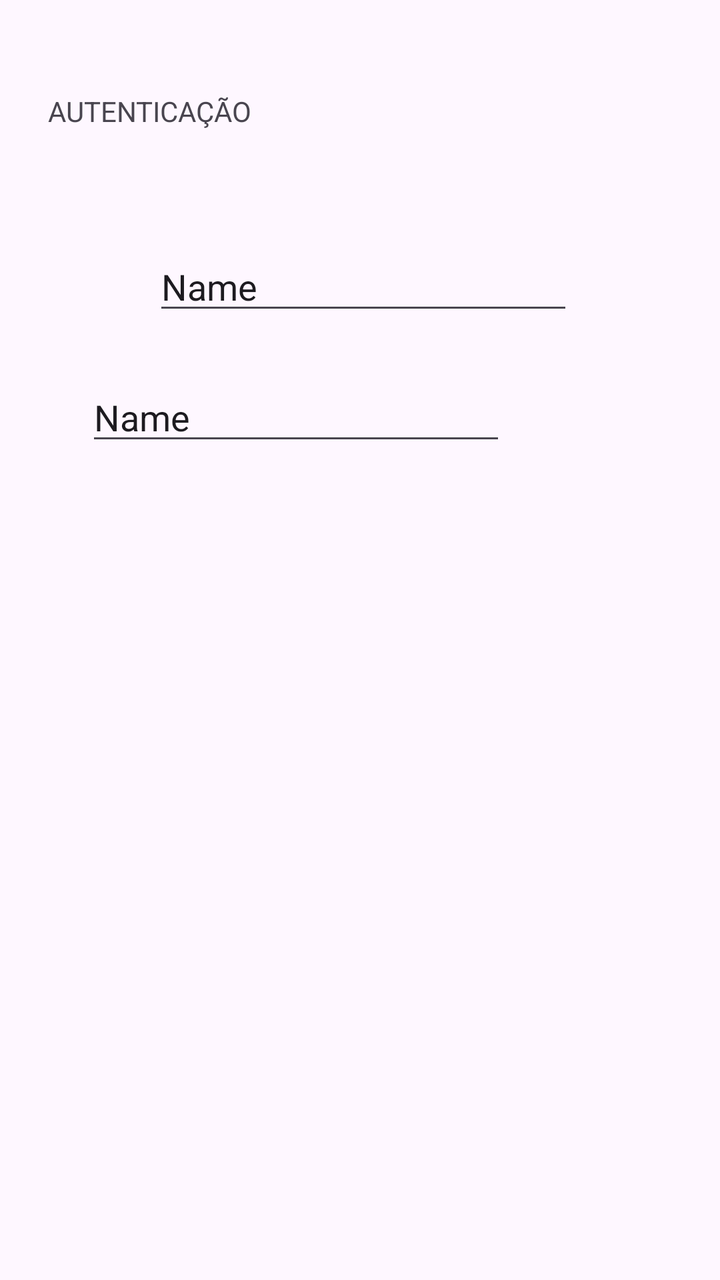
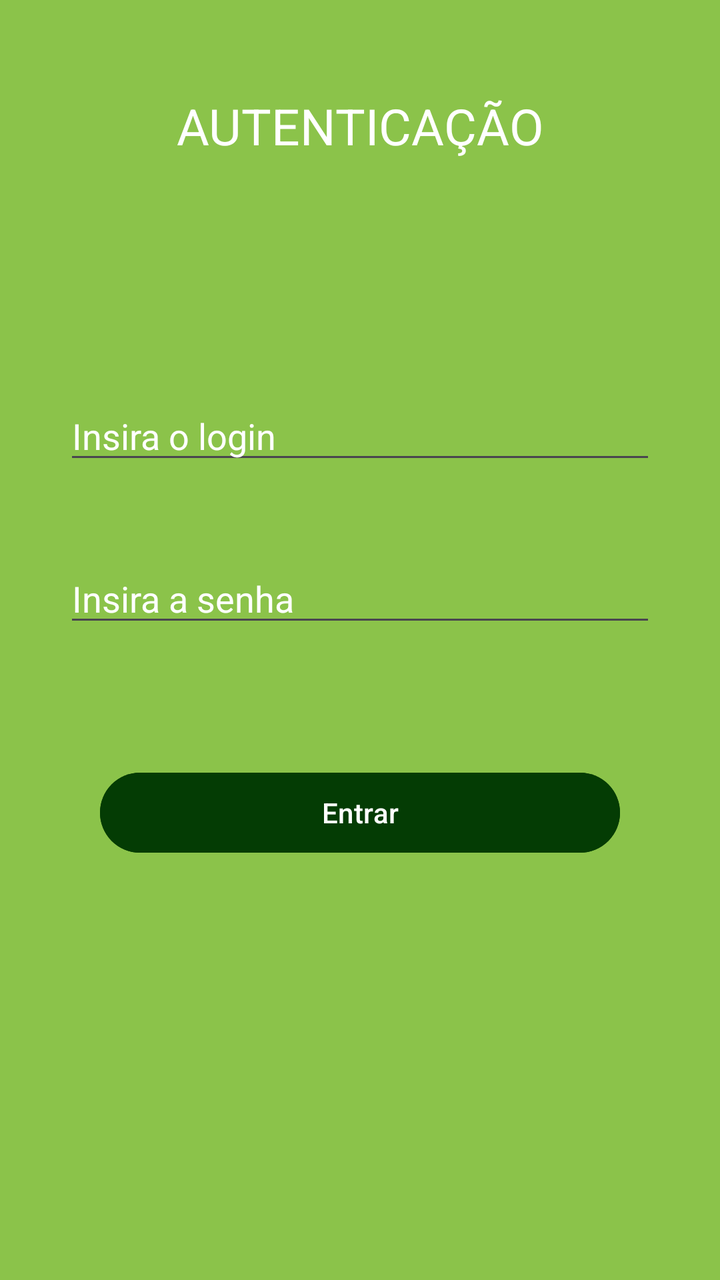

Two renders of the same Android screen: before a commit and after it. Below are the layout's source before the change and the commit's diff.
<!-- AndroidManifest.xml: application theme Theme.AppLogin -->
<!-- res/layout/activity_login.xml -->
<?xml version="1.0" encoding="utf-8"?>
<androidx.constraintlayout.widget.ConstraintLayout xmlns:android="http://schemas.android.com/apk/res/android"
    xmlns:app="http://schemas.android.com/apk/res-auto"
    xmlns:tools="http://schemas.android.com/tools"
    android:layout_width="match_parent"
    android:layout_height="match_parent">


    <TextView
        android:id="@+id/txtTituloLogin"
        android:layout_width="match_parent"
        android:layout_height="wrap_content"
        android:layout_marginStart="24dp"
        android:layout_marginTop="46dp"
        android:layout_marginEnd="24dp"
        android:text="AUTENTICAÇÃO"
        app:layout_constraintEnd_toEndOf="parent"
        app:layout_constraintStart_toStartOf="parent"
        app:layout_constraintTop_toTopOf="parent" />

    <EditText
        android:id="@+id/edtInserirLogin"
        android:layout_width="wrap_content"
        android:layout_height="wrap_content"
        android:layout_marginStart="102dp"
        android:layout_marginTop="56dp"
        android:layout_marginEnd="99dp"
        android:ems="10"
        android:inputType="text"
        android:text="Name"
        app:layout_constraintEnd_toEndOf="parent"
        app:layout_constraintStart_toStartOf="parent"
        app:layout_constraintTop_toBottomOf="@+id/txtTituloLogin" />

    <EditText
        android:id="@+id/edtInserirSenha"
        android:layout_width="wrap_content"
        android:layout_height="wrap_content"
        android:layout_marginStart="94dp"
        android:layout_marginTop="24dp"
        android:layout_marginEnd="107dp"
        android:ems="10"
        android:inputType="text"
        android:text="Name"
        app:layout_constraintEnd_toEndOf="parent"
        app:layout_constraintHorizontal_bias="1.0"
        app:layout_constraintStart_toStartOf="parent"
        app:layout_constraintTop_toBottomOf="@+id/edtInserirLogin" />
</androidx.constraintlayout.widget.ConstraintLayout>
<!-- resources referenced by this layout -->
<resources>
  <style name="Theme.AppLogin" parent="Base.Theme.AppLogin" />
  <style name="Base.Theme.AppLogin" parent="Theme.Material3.DayNight.NoActionBar">
          
          
      </style>
</resources>

<!-- the commit's change to res/layout/activity_login.xml (unified diff, before → after) -->
@@ -3,7 +3,8 @@
     xmlns:app="http://schemas.android.com/apk/res-auto"
     xmlns:tools="http://schemas.android.com/tools"
     android:layout_width="match_parent"
-    android:layout_height="match_parent">
+    android:layout_height="match_parent"
+    android:background="#8BC34A">
 
 
     <TextView
@@ -14,36 +15,56 @@
         android:layout_marginTop="46dp"
         android:layout_marginEnd="24dp"
         android:text="AUTENTICAÇÃO"
+        android:textAlignment="center"
+        android:textColor="@color/white"
+        android:textSize="25sp"
         app:layout_constraintEnd_toEndOf="parent"
         app:layout_constraintStart_toStartOf="parent"
         app:layout_constraintTop_toTopOf="parent" />
 
     <EditText
         android:id="@+id/edtInserirLogin"
-        android:layout_width="wrap_content"
+        android:layout_width="match_parent"
         android:layout_height="wrap_content"
-        android:layout_marginStart="102dp"
-        android:layout_marginTop="56dp"
-        android:layout_marginEnd="99dp"
+        android:layout_marginStart="32dp"
+        android:layout_marginTop="116dp"
+        android:layout_marginEnd="32dp"
         android:ems="10"
+        android:hint="Insira o login"
+        android:textColorHint="@color/white"
         android:inputType="text"
-        android:text="Name"
         app:layout_constraintEnd_toEndOf="parent"
+        app:layout_constraintHorizontal_bias="0.0"
         app:layout_constraintStart_toStartOf="parent"
         app:layout_constraintTop_toBottomOf="@+id/txtTituloLogin" />
 
     <EditText
         android:id="@+id/edtInserirSenha"
-        android:layout_width="wrap_content"
+        android:layout_width="match_parent"
         android:layout_height="wrap_content"
-        android:layout_marginStart="94dp"
-        android:layout_marginTop="24dp"
-        android:layout_marginEnd="107dp"
+        android:layout_marginStart="32dp"
+        android:layout_marginTop="40dp"
+        android:layout_marginEnd="32dp"
         android:ems="10"
+        android:hint="Insira a senha"
+        android:textColorHint="@color/white"
         android:inputType="text"
-        android:text="Name"
+        app:layout_constraintEnd_toEndOf="parent"
+        app:layout_constraintHorizontal_bias="0.0"
+        app:layout_constraintStart_toStartOf="parent"
+        app:layout_constraintTop_toBottomOf="@+id/edtInserirLogin" />
+
+    <Button
+        android:id="@+id/btnTelaLogin"
+        android:layout_width="match_parent"
+        android:layout_height="wrap_content"
+        android:layout_marginStart="50dp"
+        android:layout_marginTop="64dp"
+        android:layout_marginEnd="50dp"
+        android:backgroundTint="#043C04"
+        android:text="Entrar"
         app:layout_constraintEnd_toEndOf="parent"
         app:layout_constraintHorizontal_bias="1.0"
         app:layout_constraintStart_toStartOf="parent"
-        app:layout_constraintTop_toBottomOf="@+id/edtInserirLogin" />
+        app:layout_constraintTop_toBottomOf="@+id/edtInserirSenha" />
 </androidx.constraintlayout.widget.ConstraintLayout>
<!-- resource entries referenced after the edit -->
@@ -1,5 +1,6 @@
 <!-- resources referenced by this layout -->
 <resources>
+  <color name="white">#FFFFFFFF</color>
   <style name="Theme.AppLogin" parent="Base.Theme.AppLogin" />
   <style name="Base.Theme.AppLogin" parent="Theme.Material3.DayNight.NoActionBar">
           
